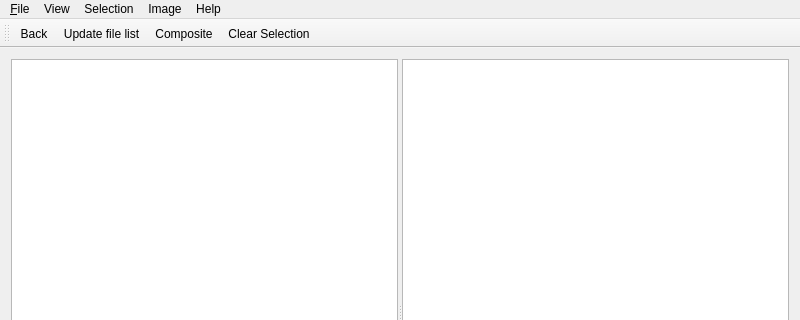
This is mainwindow.ui in zuf/startrailer as Qt 5 draws it before an edit; both pictures show x 0 to 800 and y 0 to 320 of the 800 by 600 pixel window. The edited form follows.
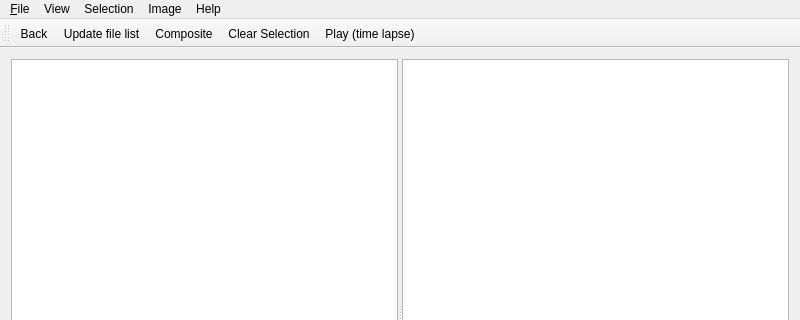
This is the edited form. Custom widgets are drawn as their Qt base class.

Commit message: Very basic time lapse playback

Patch:
```diff
--- a/mainwindow.ui
+++ b/mainwindow.ui
@@ -195,6 +195,7 @@
    <addaction name="actionUpdateFileList"/>
    <addaction name="actionComposite"/>
    <addaction name="actionClearSelection"/>
+   <addaction name="actionPlay"/>
   </widget>
   <widget class="QStatusBar" name="statusBar"/>
   <action name="actionBack">
@@ -607,6 +608,11 @@
     <string>Composite</string>
    </property>
   </action>
+  <action name="actionPlay">
+   <property name="text">
+    <string>Play (time lapse)</string>
+   </property>
+  </action>
  </widget>
  <layoutdefault spacing="6" margin="11"/>
  <customwidgets>
```
The commit also changes 2 other files.
